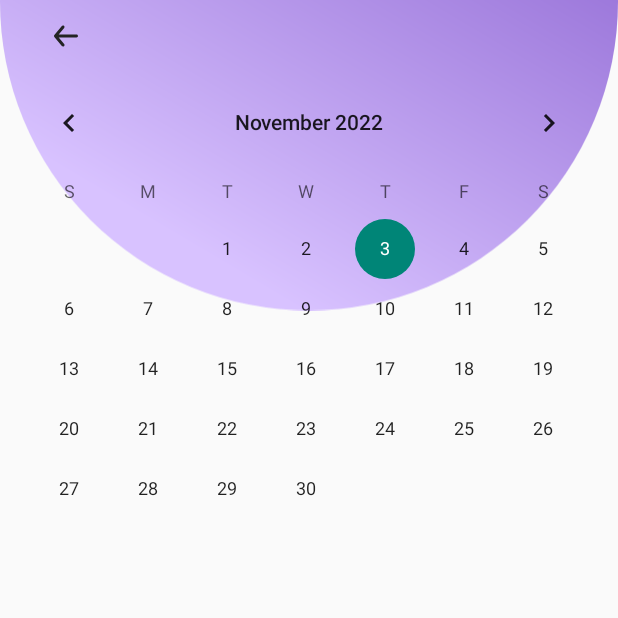
After one commit to MidasApp9team/midas_android2, an Android app built with Jetpack Compose: the CalendarActivity screen opened directly, with no data from a screen before it, on a phone screen of 412 x 824 dp, the top half of it. The commit adds this screen. Run offline under Robolectric (Android 15) with nearby library versions, the phone set to English and light mode, and no system bars; our stand-ins replace data binding.

Commit message:
feat: calendar view 추가

```diff
--- /dev/null
+++ b/app/src/main/java/com/example/midasandroid2/calendar/CalendarActivity.kt
@@ -0,0 +1,18 @@
+package com.example.midasandroid2.calendar
+
+import com.example.midasandroid2.R
+import com.example.midasandroid2.base.BaseActivity
+import com.example.midasandroid2.databinding.ActivityCalendarBinding
+
+class CalendarActivity : BaseActivity<ActivityCalendarBinding>(R.layout.activity_calendar){
+    override fun initView() {
+        binding.run {
+            btnBack.setOnClickListener {
+                finish()
+            }
+        }
+    }
+
+    override fun observeEvent() {}
+
+}
--- /dev/null
+++ b/app/src/main/res/drawable/icon_back.xml
@@ -0,0 +1,9 @@
+<vector xmlns:android="http://schemas.android.com/apk/res/android"
+    android:width="24dp"
+    android:height="24dp"
+    android:viewportWidth="24"
+    android:viewportHeight="24">
+  <path
+      android:pathData="M19,11H7.14L10.77,6.64C10.94,6.436 11.021,6.173 10.997,5.908C10.973,5.644 10.844,5.4 10.64,5.23C10.436,5.061 10.172,4.979 9.908,5.003C9.644,5.028 9.4,5.156 9.23,5.36L4.23,11.36C4.196,11.408 4.166,11.458 4.14,11.51C4.14,11.56 4.14,11.59 4.07,11.64C4.025,11.755 4.001,11.877 4,12C4.001,12.124 4.025,12.246 4.07,12.36C4.07,12.41 4.07,12.44 4.14,12.49C4.166,12.542 4.196,12.593 4.23,12.64L9.23,18.64C9.324,18.753 9.442,18.844 9.575,18.906C9.708,18.968 9.853,19 10,19C10.234,19.001 10.46,18.919 10.64,18.77C10.741,18.686 10.825,18.583 10.886,18.467C10.948,18.351 10.986,18.223 10.998,18.092C11.01,17.961 10.996,17.829 10.957,17.704C10.918,17.578 10.854,17.461 10.77,17.36L7.14,13H19C19.265,13 19.52,12.895 19.707,12.707C19.895,12.52 20,12.266 20,12C20,11.735 19.895,11.481 19.707,11.293C19.52,11.106 19.265,11 19,11Z"
+      android:fillColor="#242424"/>
+</vector>
--- /dev/null
+++ b/app/src/main/res/layout/activity_calendar.xml
@@ -0,0 +1,37 @@
+<?xml version="1.0" encoding="utf-8"?>
+<layout
+    xmlns:android="http://schemas.android.com/apk/res/android"
+    xmlns:app="http://schemas.android.com/apk/res-auto"
+    xmlns:tools="http://schemas.android.com/tools">
+    <androidx.constraintlayout.widget.ConstraintLayout
+        android:layout_width="match_parent"
+        android:layout_height="match_parent"
+        tools:context=".calendar.CalendarActivity">
+
+        <ImageView
+            android:layout_width="wrap_content"
+            android:layout_height="wrap_content"
+            android:layout_marginTop="-288dp"
+            android:src="@drawable/img_circle_purple_main"
+            app:layout_constraintEnd_toEndOf="parent"
+            app:layout_constraintStart_toStartOf="parent"
+            app:layout_constraintTop_toTopOf="parent" />
+
+        <ImageButton
+            android:id="@+id/btn_back"
+            style="?attr/borderlessButtonStyle"
+            android:layout_width="wrap_content"
+            android:layout_height="wrap_content"
+            android:src="@drawable/icon_back"
+            app:layout_constraintStart_toStartOf="parent"
+            app:layout_constraintTop_toTopOf="parent" />
+
+        <CalendarView
+            android:id="@+id/calendar"
+            android:layout_width="match_parent"
+            android:layout_height="wrap_content"
+
+            app:layout_constraintTop_toBottomOf="@+id/btn_back" />
+
+    </androidx.constraintlayout.widget.ConstraintLayout>
+</layout>
--- a/app/src/main/res/layout/activity_main.xml
+++ b/app/src/main/res/layout/activity_main.xml
@@ -6,8 +6,7 @@
 
     <ScrollView
         android:layout_width="match_parent"
-        android:layout_height="match_parent"
-        android:background="#EEEDF3">
+        android:layout_height="match_parent">
 
         <androidx.constraintlayout.widget.ConstraintLayout
             android:layout_width="match_parent"
--- a/app/src/main/res/values/colors.xml
+++ b/app/src/main/res/values/colors.xml
@@ -8,4 +8,5 @@
     <color name="black">#FF000000</color>
     <color name="white">#FFFFFFFF</color>
     <color name="main_purple">#D8C2FF</color>
+    <color name="background_color">#EEEDF3</color>
 </resources>
--- a/app/src/main/res/values/themes.xml
+++ b/app/src/main/res/values/themes.xml
@@ -4,7 +4,7 @@
         <!-- Primary brand color. -->
         <item name="colorPrimary">@color/purple_500</item>
         <item name="colorPrimaryVariant">@color/purple_700</item>
-        <item name="colorOnPrimary">@color/white</item>
+        <item name="colorOnPrimary">@color/background_color</item>
         <!-- Secondary brand color. -->
         <item name="colorSecondary">@color/teal_200</item>
         <item name="colorSecondaryVariant">@color/teal_700</item>
```
Also changed, not shown: app/src/main/AndroidManifest.xml (+8 -2 lines), app/src/main/java/com/example/midasandroid2/main/MainActivity.kt (+6 -3 lines), app/src/main/res/values/strings.xml (+25 -0 lines).
